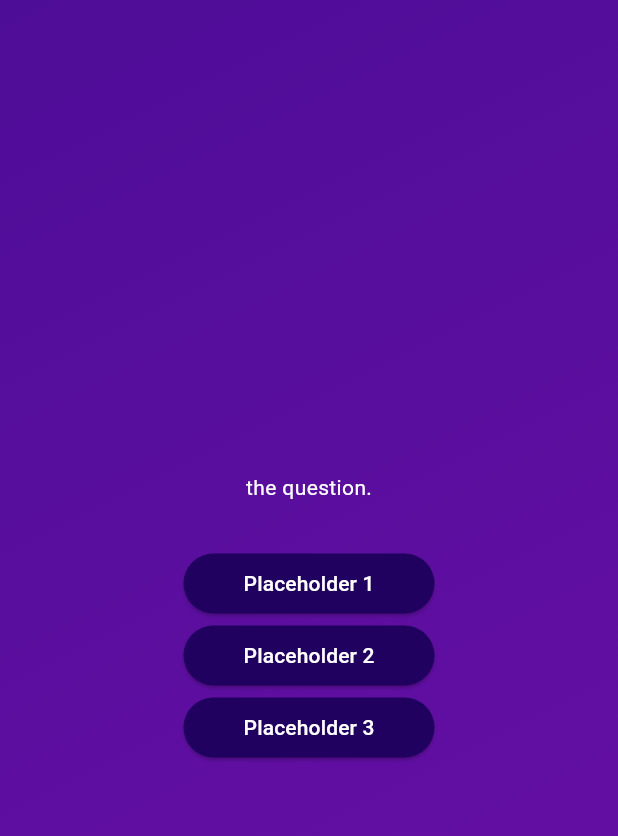
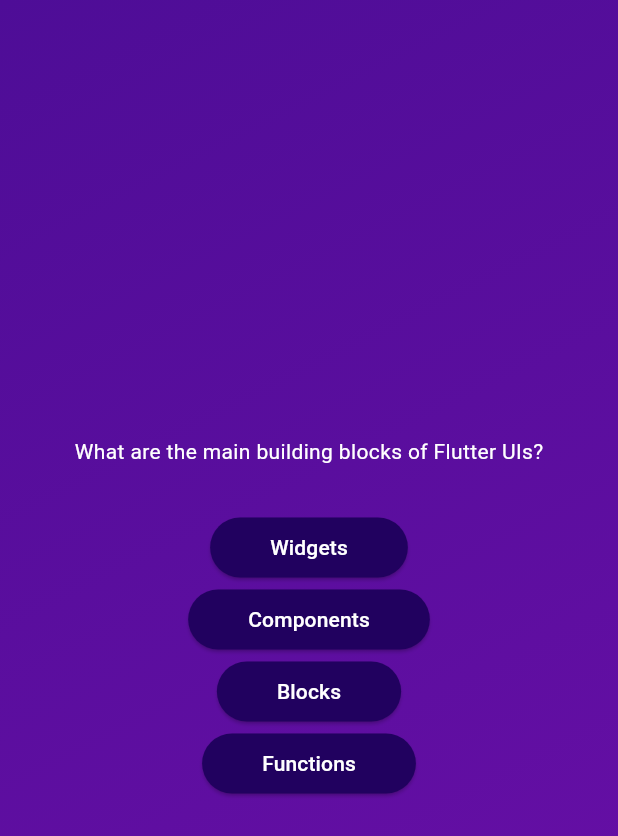
Before and after one commit to JoshuaScherer1996/quiz_app, a Flutter app: the screen it shows after launch, after a tap on "Start Quiz", on a phone screen of 412 x 824 dp. Shown: the top 836 px of the screen. Run offline on Flutter 3.47's test engine with Material 3 defaults, Android fonts, the phone set to English and light mode, and no system bars.

Commit message:
Linked my data from my questions wutg ny question screen and accessed the data there

```diff
--- a/lib/answer_button.dart
+++ b/lib/answer_button.dart
@@ -6,7 +6,7 @@ class AnswerButton extends StatelessWidget {
 
   final String answerText;
   final void Function() onTap;
-// teyt
+
   @override
   Widget build(BuildContext context) {
     return ElevatedButton(
--- a/lib/questions_screen.dart
+++ b/lib/questions_screen.dart
@@ -1,5 +1,6 @@
 import 'package:flutter/material.dart';
 import 'answer_button.dart';
+import 'package:quiz_app/data/questions.dart';
 
 class QuestionsScreen extends StatefulWidget {
   const QuestionsScreen({super.key});
@@ -14,28 +15,34 @@ class QuestionsScreen extends StatefulWidget {
 class _QuestionsScreen extends State<QuestionsScreen> {
   @override
   Widget build(context) {
+    final currentquestion = questions[0];
+
     return SizedBox(
       width: double.infinity,
       child: Column(
         mainAxisAlignment: MainAxisAlignment.center,
         children: [
-          const Text(
-            'the question.',
-            style: TextStyle(
+          Text(
+            currentquestion.text,
+            style: const TextStyle(
               color: Colors.white,
             ),
           ),
           const SizedBox(height: 30),
           AnswerButton(
-            answerText: 'Placeholder 1',
+            answerText: currentquestion.answers[0],
             onTap: () {},
           ),
           AnswerButton(
-            answerText: 'Placeholder 2',
+            answerText: currentquestion.answers[1],
             onTap: () {},
           ),
           AnswerButton(
-            answerText: 'Placeholder 3',
+            answerText: currentquestion.answers[2],
+            onTap: () {},
+          ),
+          AnswerButton(
+            answerText: currentquestion.answers[3],
             onTap: () {},
           ),
         ],
```
